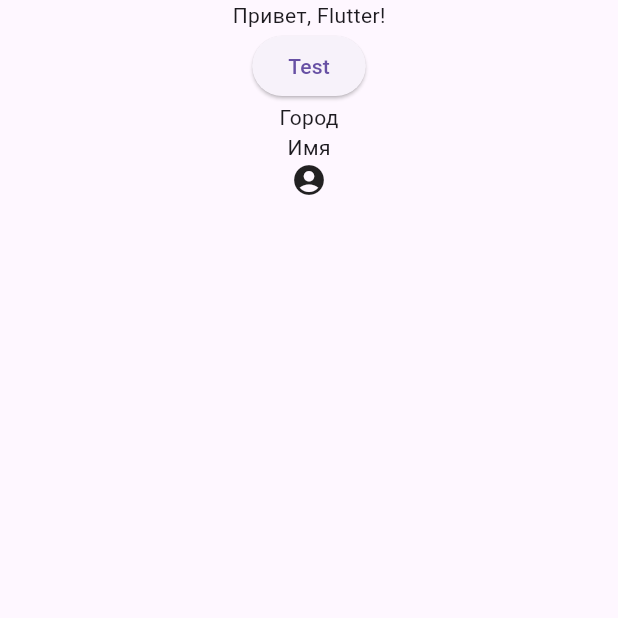
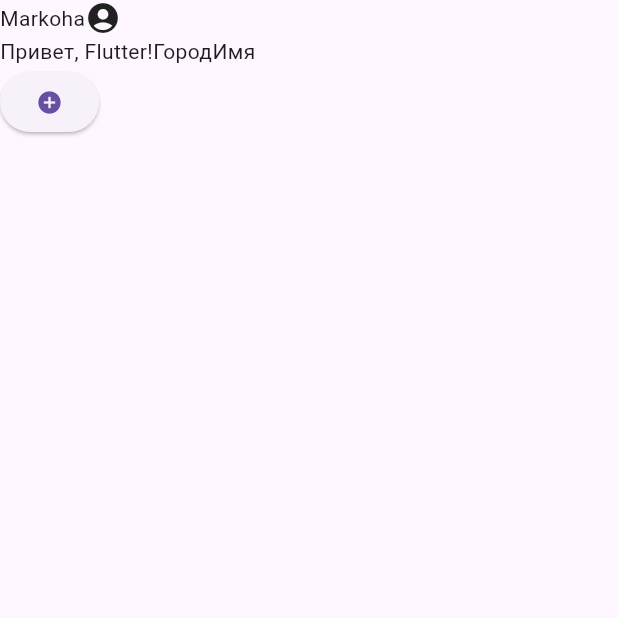
Before and after one commit to MARKOHA-FEMBOY/flutterAndroid, a Flutter app: the screen it shows after launch, on a phone screen of 412 x 824 dp, the top half of it. Run offline on Flutter 3.47's test engine with Material 3 defaults, Android fonts, the phone set to English and light mode, and no system bars.

Commit message:
test update

```diff
--- a/lib/main.dart
+++ b/lib/main.dart
@@ -8,14 +8,27 @@ class MyApp extends StatelessWidget {
   Widget build(BuildContext context) {
     return MaterialApp(
       home: Scaffold(
-        body: Center(
+        body: SafeArea(
           child: Column(
             children: [
-              Text("Привет, Flutter!"),
-              ElevatedButton(onPressed: (){print("Hello, world!");}, child: const Text("Test")),
-              Text("Город"),
-              Text("Имя"),
-              Icon(Icons.account_circle)
+              Row(
+                children: [
+                  Text("Markoha"),
+                  Icon(Icons.account_circle),
+                ],
+              ),
+              Row(
+                children: [
+                  Text('Привет, Flutter!'),
+                  Text('Город'),
+                  Text('Имя')
+                ],
+              ),
+              Row(
+                children: [
+                  ElevatedButton(onPressed: (){}, child: Icon(Icons.add_circle))
+                ],
+              )
             ],
           )
         ),
```
